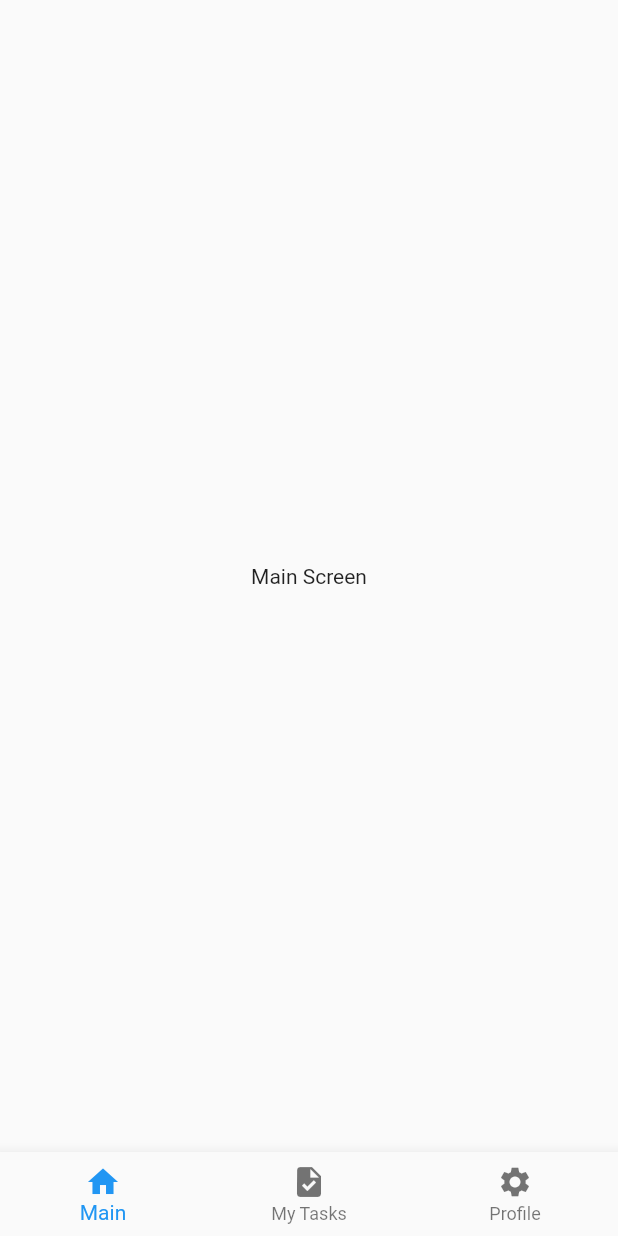
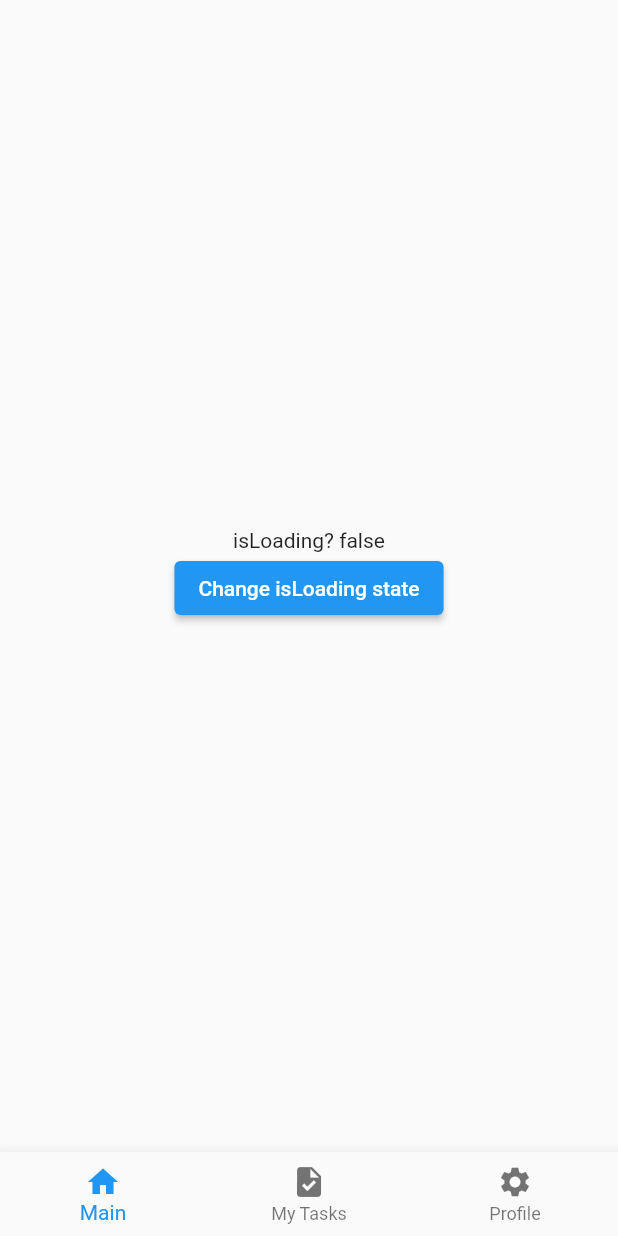
Before and after one commit to eugeniuRacila/flutter-auto-route, a Flutter app: the screen it shows after launch, on a phone screen of 412 x 824 dp. Run offline on Flutter 3.47's test engine with Material 2 defaults, Android fonts, the phone set to English and light mode, and no system bars; our stand-ins replace auto_route, flutter_bloc.

Commit message:
add bloc (cubit) implementation

```diff
--- /dev/null
+++ b/lib/screens/main/main_cubit.dart
@@ -0,0 +1,22 @@
+import 'package:flutter_bloc/flutter_bloc.dart';
+
+class MainCubit extends Cubit<MainScreenState> {
+  MainCubit({
+    MainScreenState? initialState,
+  }) : super(initialState ?? MainScreenState.initialState());
+
+  void setLoading(bool loading) => emit(state.copyWith(isLoading: loading));
+}
+
+class MainScreenState {
+  bool isLoading;
+
+  MainScreenState({
+    required this.isLoading,
+  });
+
+  static MainScreenState initialState() => MainScreenState(isLoading: false);
+
+  MainScreenState copyWith({isLoading = false}) =>
+      MainScreenState(isLoading: isLoading);
+}
--- a/lib/screens/main/main_screen.dart
+++ b/lib/screens/main/main_screen.dart
@@ -1,18 +1,41 @@
+import 'package:auto_route/auto_route.dart';
+import 'package:bristoli/screens/main/main_cubit.dart';
 import 'package:flutter/material.dart';
-import 'package:flutter/src/widgets/container.dart';
-import 'package:flutter/src/widgets/framework.dart';
+import 'package:flutter_bloc/flutter_bloc.dart';
 
-class MainScreen extends StatelessWidget {
+class MainScreen extends StatelessWidget implements AutoRouteWrapper {
   const MainScreen({super.key});
 
   @override
   Widget build(BuildContext context) {
-    return const Scaffold(
+    return Scaffold(
       body: SafeArea(
         child: Center(
-          child: Text("Main Screen"),
+          child: BlocBuilder<MainCubit, MainScreenState>(
+            builder: (context, state) => Column(
+              mainAxisSize: MainAxisSize.min,
+              children: [
+                Text("isLoading? ${state.isLoading}"),
+                ElevatedButton(
+                  onPressed: () {
+                    BlocProvider.of<MainCubit>(context)
+                        .setLoading(!state.isLoading);
+                  },
+                  child: const Text("Change isLoading state"),
+                ),
+              ],
+            ),
+          ),
         ),
       ),
     );
   }
+
+  @override
+  Widget wrappedRoute(BuildContext context) {
+    return BlocProvider(
+      create: (context) => MainCubit(),
+      child: this,
+    );
+  }
 }
--- a/pubspec.yaml
+++ b/pubspec.yaml
@@ -36,6 +36,7 @@ dependencies:
   # Use with the CupertinoIcons class for iOS style icons.
   cupertino_icons: ^1.0.2
   auto_route: ^5.0.1
+  flutter_bloc: ^8.1.1
 
 dev_dependencies:
   flutter_test:
```
Also changed, not shown: pubspec.lock.
